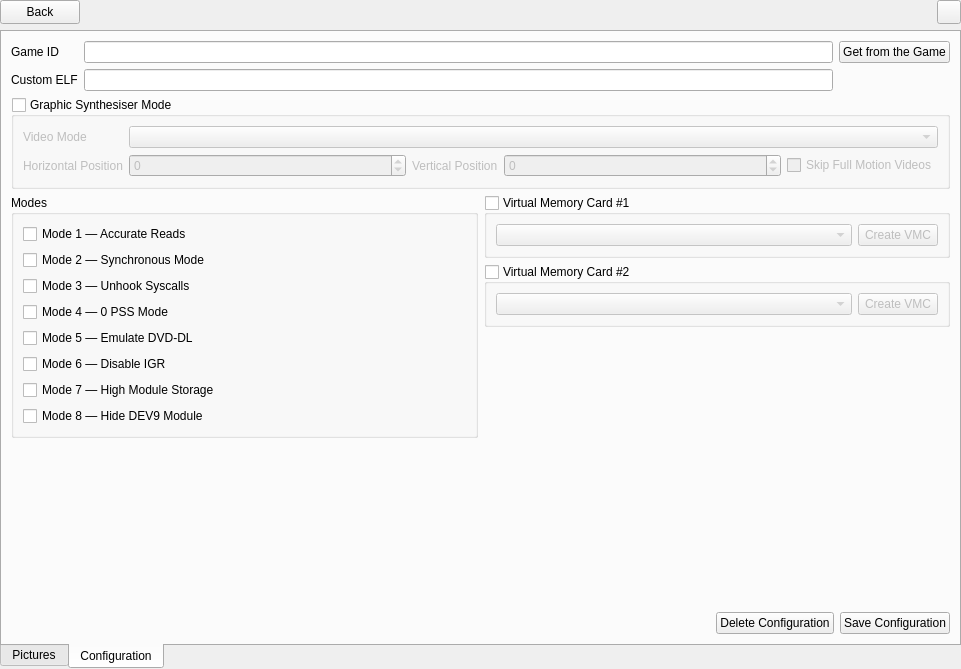
Old version of the form src/OplPcTools/UI/GameDetailsActivity.ui in the repository brainstream/OPL-PC-Tools.
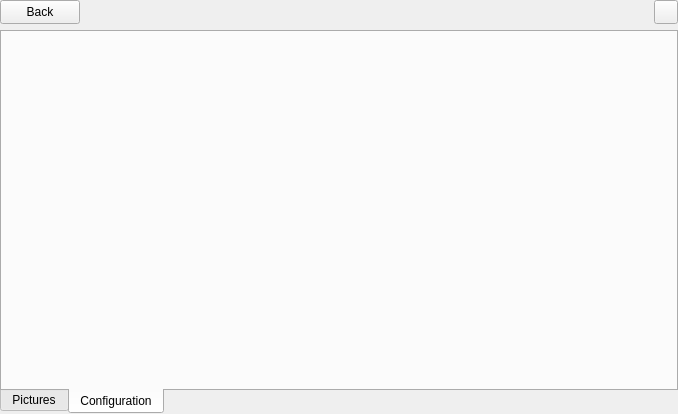
New version of the form. The open tabs and pages were chosen to show the change. Icons and pictures are not drawn. Custom widgets are drawn as their Qt base class.

Commit message: Game configuration moved to the separate class

Diff of the .ui file:
```diff
--- a/src/OplPcTools/UI/GameDetailsActivity.ui
+++ b/src/OplPcTools/UI/GameDetailsActivity.ui
@@ -6,8 +6,8 @@
    <rect>
     <x>0</x>
     <y>0</y>
-    <width>961</width>
-    <height>669</height>
+    <width>678</width>
+    <height>414</height>
    </rect>
   </property>
   <property name="windowTitle">
@@ -127,400 +127,7 @@
       <attribute name="title">
        <string>Configuration</string>
       </attribute>
-      <layout class="QVBoxLayout" name="verticalLayout_7">
-       <item>
-        <layout class="QGridLayout" name="gridLayout_2">
-         <item row="0" column="1">
-          <widget class="QLineEdit" name="lineEdit_4">
-           <property name="clearButtonEnabled">
-            <bool>true</bool>
-           </property>
-          </widget>
-         </item>
-         <item row="1" column="0">
-          <widget class="QLabel" name="label_5">
-           <property name="text">
-            <string>Custom ELF</string>
-           </property>
-          </widget>
-         </item>
-         <item row="1" column="1">
-          <widget class="QLineEdit" name="lineEdit">
-           <property name="clearButtonEnabled">
-            <bool>true</bool>
-           </property>
-          </widget>
-         </item>
-         <item row="0" column="0">
-          <widget class="QLabel" name="label_4">
-           <property name="text">
-            <string>Game ID</string>
-           </property>
-          </widget>
-         </item>
-         <item row="0" column="2">
-          <widget class="QPushButton" name="pushButton_3">
-           <property name="text">
-            <string>Get from the Game</string>
-           </property>
-           <property name="icon">
-            <iconset resource="../Resources/Resources.qrc">
-             <normaloff>:/images/restore</normaloff>:/images/restore</iconset>
-           </property>
-          </widget>
-         </item>
-        </layout>
-       </item>
-       <item>
-        <widget class="QGroupBox" name="groupBox_3">
-         <property name="sizePolicy">
-          <sizepolicy hsizetype="Preferred" vsizetype="Preferred">
-           <horstretch>5</horstretch>
-           <verstretch>0</verstretch>
-          </sizepolicy>
-         </property>
-         <property name="title">
-          <string>Graphic Synthesiser Mode</string>
-         </property>
-         <property name="checkable">
-          <bool>true</bool>
-         </property>
-         <property name="checked">
-          <bool>false</bool>
-         </property>
-         <layout class="QGridLayout" name="gridLayout">
-          <item row="0" column="0">
-           <widget class="QLabel" name="label">
-            <property name="sizePolicy">
-             <sizepolicy hsizetype="Maximum" vsizetype="Preferred">
-              <horstretch>0</horstretch>
-              <verstretch>0</verstretch>
-             </sizepolicy>
-            </property>
-            <property name="text">
-             <string>Video Mode</string>
-            </property>
-           </widget>
-          </item>
-          <item row="1" column="0">
-           <widget class="QLabel" name="label_2">
-            <property name="sizePolicy">
-             <sizepolicy hsizetype="Maximum" vsizetype="Preferred">
-              <horstretch>0</horstretch>
-              <verstretch>0</verstretch>
-             </sizepolicy>
-            </property>
-            <property name="text">
-             <string>Horizontal Position</string>
-            </property>
-           </widget>
-          </item>
-          <item row="1" column="1">
-           <widget class="QSpinBox" name="spinBox">
-            <property name="sizePolicy">
-             <sizepolicy hsizetype="Expanding" vsizetype="Fixed">
-              <horstretch>0</horstretch>
-              <verstretch>0</verstretch>
-             </sizepolicy>
-            </property>
-            <property name="minimum">
-             <number>-10000</number>
-            </property>
-            <property name="maximum">
-             <number>10000</number>
-            </property>
-            <property name="singleStep">
-             <number>0</number>
-            </property>
-           </widget>
-          </item>
-          <item row="1" column="2">
-           <widget class="QLabel" name="label_3">
-            <property name="sizePolicy">
-             <sizepolicy hsizetype="Maximum" vsizetype="Preferred">
-              <horstretch>0</horstretch>
-              <verstretch>0</verstretch>
-             </sizepolicy>
-            </property>
-            <property name="text">
-             <string>Vertical Position</string>
-            </property>
-           </widget>
-          </item>
-          <item row="1" column="3">
-           <widget class="QSpinBox" name="spinBox_2">
-            <property name="sizePolicy">
-             <sizepolicy hsizetype="Expanding" vsizetype="Fixed">
-              <horstretch>0</horstretch>
-              <verstretch>0</verstretch>
-             </sizepolicy>
-            </property>
-            <property name="minimum">
-             <number>-10000</number>
-            </property>
-            <property name="maximum">
-             <number>10000</number>
-            </property>
-            <property name="singleStep">
-             <number>0</number>
-            </property>
-           </widget>
-          </item>
-          <item row="1" column="4">
-           <widget class="QCheckBox" name="checkBox_9">
-            <property name="sizePolicy">
-             <sizepolicy hsizetype="Maximum" vsizetype="Fixed">
-              <horstretch>0</horstretch>
-              <verstretch>0</verstretch>
-             </sizepolicy>
-            </property>
-            <property name="text">
-             <string>Skip Full Motion Videos</string>
-            </property>
-           </widget>
-          </item>
-          <item row="0" column="1" colspan="4">
-           <widget class="QComboBox" name="comboBox">
-            <property name="sizePolicy">
-             <sizepolicy hsizetype="Expanding" vsizetype="Fixed">
-              <horstretch>0</horstretch>
-              <verstretch>0</verstretch>
-             </sizepolicy>
-            </property>
-           </widget>
-          </item>
-         </layout>
-        </widget>
-       </item>
-       <item>
-        <layout class="QHBoxLayout" name="horizontalLayout">
-         <item>
-          <widget class="QGroupBox" name="groupBox_6">
-           <property name="title">
-            <string>Modes</string>
-           </property>
-           <layout class="QVBoxLayout" name="verticalLayout_3">
-            <item>
-             <widget class="QCheckBox" name="checkBox">
-              <property name="text">
-               <string>Mode 1 ― Accurate Reads</string>
-              </property>
-             </widget>
-            </item>
-            <item>
-             <widget class="QCheckBox" name="checkBox_2">
-              <property name="text">
-               <string>Mode 2 ― Synchronous Mode</string>
-              </property>
-             </widget>
-            </item>
-            <item>
-             <widget class="QCheckBox" name="checkBox_3">
-              <property name="text">
-               <string>Mode 3 ― Unhook Syscalls</string>
-              </property>
-             </widget>
-            </item>
-            <item>
-             <widget class="QCheckBox" name="checkBox_4">
-              <property name="text">
-               <string>Mode 4 ― 0 PSS Mode</string>
-              </property>
-             </widget>
-            </item>
-            <item>
-             <widget class="QCheckBox" name="checkBox_5">
-              <property name="text">
-               <string>Mode 5 ― Emulate DVD-DL</string>
-              </property>
-             </widget>
-            </item>
-            <item>
-             <widget class="QCheckBox" name="checkBox_6">
-              <property name="text">
-               <string>Mode 6 ― Disable IGR</string>
-              </property>
-             </widget>
-            </item>
-            <item>
-             <widget class="QCheckBox" name="checkBox_7">
-              <property name="text">
-               <string>Mode 7 ― High Module Storage</string>
-              </property>
-             </widget>
-            </item>
-            <item>
-             <widget class="QCheckBox" name="checkBox_8">
-              <property name="text">
-               <string>Mode 8 ― Hide DEV9 Module</string>
-              </property>
-             </widget>
-            </item>
-           </layout>
-          </widget>
-         </item>
-         <item>
-          <layout class="QVBoxLayout" name="verticalLayout_6">
-           <item>
-            <widget class="QGroupBox" name="groupBox_4">
-             <property name="title">
-              <string>Virtual Memory Card #1</string>
-             </property>
-             <property name="checkable">
-              <bool>true</bool>
-             </property>
-             <property name="checked">
-              <bool>false</bool>
-             </property>
-             <layout class="QHBoxLayout" name="horizontalLayout_2">
-              <item>
-               <widget class="QComboBox" name="comboBox_2">
-                <property name="sizePolicy">
-                 <sizepolicy hsizetype="Preferred" vsizetype="Fixed">
-                  <horstretch>2</horstretch>
-                  <verstretch>0</verstretch>
-                 </sizepolicy>
-                </property>
-                <property name="minimumSize">
-                 <size>
-                  <width>200</width>
-                  <height>0</height>
-                 </size>
-                </property>
-               </widget>
-              </item>
-              <item>
-               <widget class="QPushButton" name="pushButton_4">
-                <property name="text">
-                 <string>Create VMC</string>
-                </property>
-                <property name="icon">
-                 <iconset resource="../Resources/Resources.qrc">
-                  <normaloff>:/images/add</normaloff>:/images/add</iconset>
-                </property>
-               </widget>
-              </item>
-             </layout>
-            </widget>
-           </item>
-           <item>
-            <widget class="QGroupBox" name="groupBox_2">
-             <property name="title">
-              <string>Virtual Memory Card #2</string>
-             </property>
-             <property name="checkable">
-              <bool>true</bool>
-             </property>
-             <property name="checked">
-              <bool>false</bool>
-             </property>
-             <layout class="QHBoxLayout" name="horizontalLayout_3">
-              <item>
-               <widget class="QComboBox" name="comboBox_3">
-                <property name="sizePolicy">
-                 <sizepolicy hsizetype="Preferred" vsizetype="Fixed">
-                  <horstretch>2</horstretch>
-                  <verstretch>0</verstretch>
-                 </sizepolicy>
-                </property>
-                <property name="minimumSize">
-                 <size>
-                  <width>200</width>
-                  <height>0</height>
-                 </size>
-                </property>
-               </widget>
-              </item>
-              <item>
-               <widget class="QPushButton" name="pushButton_5">
-                <property name="text">
-                 <string>Create VMC</string>
-                </property>
-                <property name="icon">
-                 <iconset resource="../Resources/Resources.qrc">
-                  <normaloff>:/images/add</normaloff>:/images/add</iconset>
-                </property>
-               </widget>
-              </item>
-             </layout>
-            </widget>
-           </item>
-           <item>
-            <spacer name="verticalSpacer_2">
-             <property name="orientation">
-              <enum>Qt::Vertical</enum>
-             </property>
-             <property name="sizeHint" stdset="0">
-              <size>
-               <width>20</width>
-               <height>40</height>
-              </size>
-             </property>
-            </spacer>
-           </item>
-          </layout>
-         </item>
-        </layout>
-       </item>
-       <item>
-        <spacer name="verticalSpacer">
-         <property name="orientation">
-          <enum>Qt::Vertical</enum>
-         </property>
-         <property name="sizeHint" stdset="0">
-          <size>
-           <width>20</width>
-           <height>16</height>
-          </size>
-         </property>
-        </spacer>
-       </item>
-       <item>
-        <layout class="QHBoxLayout" name="horizontalLayout_4">
-         <item>
-          <spacer name="horizontalSpacer">
-           <property name="orientation">
-            <enum>Qt::Horizontal</enum>
-           </property>
-           <property name="sizeHint" stdset="0">
-            <size>
-             <width>40</width>
-             <height>20</height>
-            </size>
-           </property>
-          </spacer>
-         </item>
-         <item>
-          <widget class="QPushButton" name="pushButton">
-           <property name="text">
-            <string>Delete Configuration</string>
-           </property>
-           <property name="icon">
-            <iconset resource="../Resources/Resources.qrc">
-             <normaloff>:/images/delete</normaloff>:/images/delete</iconset>
-           </property>
-           <property name="shortcut">
-            <string>Del</string>
-           </property>
-          </widget>
-         </item>
-         <item>
-          <widget class="QPushButton" name="pushButton_2">
-           <property name="text">
-            <string>Save Configuration</string>
-           </property>
-           <property name="icon">
-            <iconset resource="../Resources/Resources.qrc">
-             <normaloff>:/images/save</normaloff>:/images/save</iconset>
-           </property>
-           <property name="shortcut">
-            <string>Ctrl+S</string>
-           </property>
-          </widget>
-         </item>
-        </layout>
-       </item>
-      </layout>
+      <layout class="QVBoxLayout" name="verticalLayout_3"/>
      </widget>
     </widget>
    </item>
```
Left out of the diff: 24 changed lines with no effect on the pictures. The commit also changes 9 other files.
